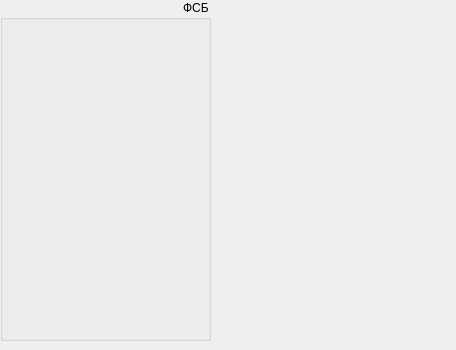
Before: the Qt Designer form lab2/mainwindow.ui in SGmuwa/Matchin-6-semester, drawn with Qt 5.
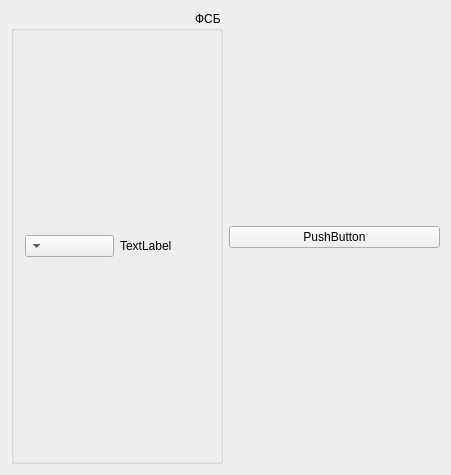
After: the same form once the commit is applied.

Commit message: Выделил интерфейс IHaveHealthDamageName

```diff
--- a/lab2/mainwindow.ui
+++ b/lab2/mainwindow.ui
@@ -6,23 +6,19 @@
    <rect>
     <x>0</x>
     <y>0</y>
-    <width>456</width>
-    <height>350</height>
+    <width>451</width>
+    <height>475</height>
    </rect>
   </property>
   <property name="windowTitle">
    <string>ФСБ vs TELEGRAM</string>
   </property>
   <widget class="QWidget" name="centralWidget">
+   <layout class="QHBoxLayout" name="horizontalLayout_3">
+    <item>
+     <layout class="QHBoxLayout" name="horizontalLayout">
+      <item>
    <widget class="QGroupBox" name="groupBoxFBR">
-    <property name="geometry">
-     <rect>
-      <x>0</x>
-      <y>0</y>
-      <width>211</width>
-      <height>341</height>
-     </rect>
-    </property>
     <property name="sizePolicy">
      <sizepolicy hsizetype="Preferred" vsizetype="Preferred">
       <horstretch>0</horstretch>
@@ -44,7 +40,34 @@
     <property name="checkable">
      <bool>false</bool>
     </property>
-   </widget>
+        <layout class="QHBoxLayout" name="horizontalLayout_2">
+         <item>
+          <widget class="QLabel" name="label">
+           <property name="text">
+            <string>TextLabel</string>
+           </property>
+          </widget>
+         </item>
+         <item>
+          <widget class="QComboBox" name="comboBox"/>
+         </item>
+        </layout>
+       </widget>
+      </item>
+     </layout>
+    </item>
+    <item>
+     <layout class="QVBoxLayout" name="verticalLayout">
+      <item>
+       <widget class="QPushButton" name="pushButton">
+        <property name="text">
+         <string>PushButton</string>
+        </property>
+       </widget>
+      </item>
+     </layout>
+    </item>
+   </layout>
   </widget>
  </widget>
  <layoutdefault spacing="6" margin="11"/>
```
Lines whose indentation alone changed are shown as unchanged. The commit also changes 2 other files.
